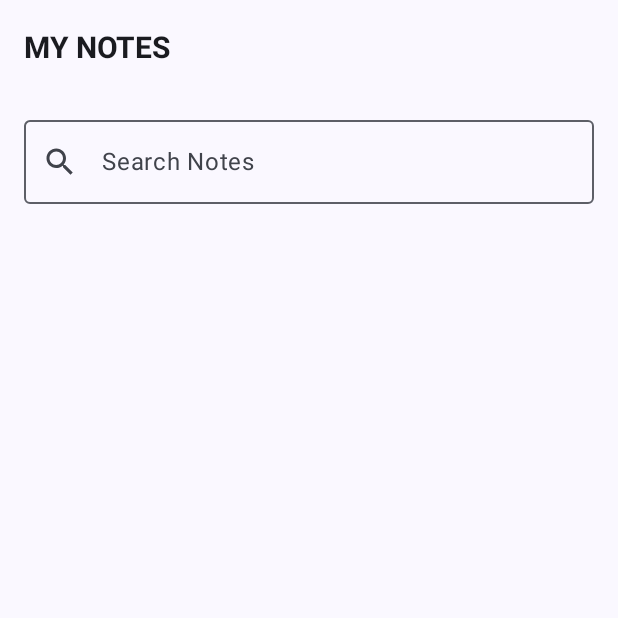
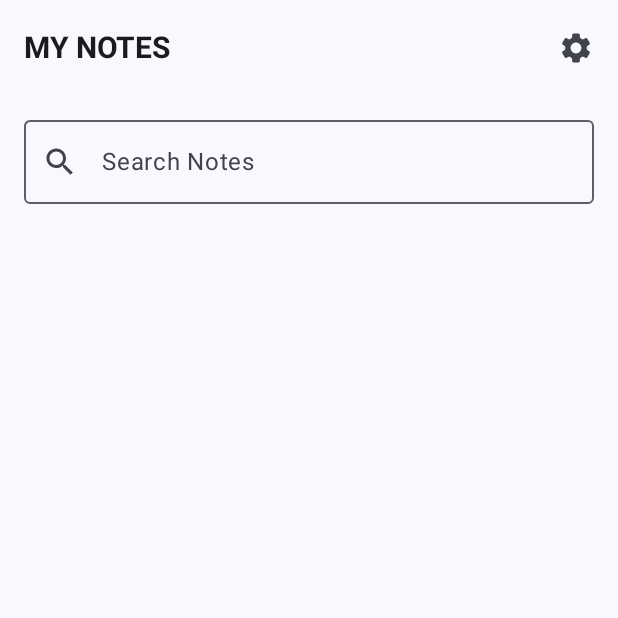
Before and after one commit to badal-pundir/NoteTalk-Android, an Android app built with Jetpack Compose: the screen it shows after launch (MainActivity), on a phone screen of 412 x 824 dp, the top half of it. Run offline under Robolectric (Android 15) with nearby library versions, the phone set to English and light mode, and no system bars; our stand-ins replace Dagger/Hilt's generated code, Room's generated code.

Commit message:
feat: Add settings screen and dynamic theme

```diff
--- a/app/build.gradle.kts
+++ b/app/build.gradle.kts
@@ -84,4 +84,7 @@ dependencies {
 
     // Hilt integration for Jetpack Compose Navigation
     implementation("androidx.hilt:hilt-navigation-compose:1.2.0")
+
+    // Jetpack DataStore for saving preferences
+    implementation("androidx.datastore:datastore-preferences:1.1.1")
 }
--- a/app/src/main/java/com/example/notetalk/MainActivity.kt
+++ b/app/src/main/java/com/example/notetalk/MainActivity.kt
@@ -6,6 +6,7 @@ import androidx.activity.compose.setContent
 import androidx.activity.enableEdgeToEdge
 import androidx.compose.foundation.clickable
 import androidx.compose.foundation.interaction.MutableInteractionSource
+import androidx.compose.foundation.isSystemInDarkTheme
 import androidx.compose.foundation.layout.Arrangement
 import androidx.compose.foundation.layout.Column
 import androidx.compose.foundation.layout.PaddingValues
@@ -20,6 +21,7 @@ import androidx.compose.material.icons.filled.Add
 import androidx.compose.material.icons.filled.Delete
 import androidx.compose.material.icons.filled.Edit
 import androidx.compose.material.icons.filled.Search
+import androidx.compose.material.icons.filled.Settings
 import androidx.compose.material3.Card
 import androidx.compose.material3.CardDefaults
 import androidx.compose.material3.ExperimentalMaterial3Api
@@ -48,10 +50,13 @@ import androidx.navigation.compose.NavHost
 import androidx.navigation.compose.composable
 import androidx.navigation.compose.rememberNavController
 import com.example.notetalk.data.Note
+import com.example.notetalk.data.Theme
 import com.example.notetalk.ui.AddEditNote
 import com.example.notetalk.ui.DeleteConfirmationAlertDialog
+import com.example.notetalk.ui.MainViewModel
 import com.example.notetalk.ui.NoteDetail
 import com.example.notetalk.ui.NoteViewModel
+import com.example.notetalk.ui.SettingsScreen
 import com.example.notetalk.ui.theme.NoteTalkTheme
 import dagger.hilt.android.AndroidEntryPoint
 import java.text.SimpleDateFormat
@@ -74,8 +79,18 @@ class MainActivity : ComponentActivity() {
         val viewModel: NoteViewModel by viewModels {
             NoteViewModelFactory(repository)
         }*/
-        setContent {
-            NoteTalkTheme {
+         setContent {
+
+             val mainViewModel: MainViewModel = hiltViewModel()
+             val currentTheme by mainViewModel.theme.collectAsStateWithLifecycle(initialValue = Theme.SYSTEM)
+
+             NoteTalkTheme(
+                 darkTheme = when (currentTheme) {
+                     Theme.LIGHT -> false
+                     Theme.DARK -> true
+                     else -> isSystemInDarkTheme()
+                 }
+             ) {
                 NotesApp()
             }
         }
@@ -86,6 +101,7 @@ class MainActivity : ComponentActivity() {
 fun NotesApp() {
 
     val navController = rememberNavController()
+
     NavHost(
         navController = navController,
         startDestination = "notesList") {
@@ -116,6 +132,10 @@ fun NotesApp() {
                 noteId = noteId
             )
         }
+
+        composable("settings") {
+            SettingsScreen(navController = navController)
+        }
     }
 }
 
@@ -133,10 +153,16 @@ fun NotesListScreen(viewModel: NoteViewModel, navController: NavHostController)
     }
 
     val focusManager = LocalFocusManager.current
+
     Scaffold(
         topBar = { TopAppBar(
             title = {
                 Text("MY NOTES", fontWeight = FontWeight.Bold, fontSize = 20.sp)
+            },
+            actions = {
+                IconButton(onClick = { navController.navigate("settings")}) {
+                    Icon(Icons.Default.Settings, contentDescription = "Settings")
+                }
             }
         )
                  },
--- /dev/null
+++ b/app/src/main/java/com/example/notetalk/data/SettingsManager.kt
@@ -0,0 +1,31 @@
+package com.example.notetalk.data
+
+import android.content.Context
+import androidx.datastore.core.DataStore
+import androidx.datastore.preferences.core.Preferences
+import androidx.datastore.preferences.core.edit
+import androidx.datastore.preferences.core.stringPreferencesKey
+import androidx.datastore.preferences.preferencesDataStore
+import dagger.hilt.android.qualifiers.ApplicationContext
+import kotlinx.coroutines.flow.map
+import javax.inject.Inject
+import javax.inject.Singleton
+
+// DataStore instance
+private val Context.dataStore: DataStore<Preferences> by preferencesDataStore(name = "settings")
+@Singleton
+class SettingsManager @Inject constructor(@ApplicationContext private val context: Context) {
+
+    private val themeKey = stringPreferencesKey("theme_preference")
+
+    val themeFlow = context.dataStore.data.map { preferences ->
+        val themeName = preferences[themeKey] ?: Theme.SYSTEM.name
+        Theme.valueOf(themeName)
+    }
+
+    suspend fun setTheme(theme: Theme) {
+    context.dataStore.edit { preferences ->
+        preferences[themeKey] = theme.name
+    }
+    }
+}
--- /dev/null
+++ b/app/src/main/java/com/example/notetalk/data/Theme.kt
@@ -0,0 +1,5 @@
+package com.example.notetalk.data
+
+enum class Theme {
+    LIGHT, DARK, SYSTEM
+}
--- /dev/null
+++ b/app/src/main/java/com/example/notetalk/ui/MainViewModel.kt
@@ -0,0 +1,14 @@
+package com.example.notetalk.ui
+
+import androidx.lifecycle.ViewModel
+import com.example.notetalk.data.SettingsManager
+import dagger.hilt.android.lifecycle.HiltViewModel
+import javax.inject.Inject
+
+
+@HiltViewModel
+class MainViewModel @Inject constructor(
+    settingsManager: SettingsManager,
+) : ViewModel(){
+    val theme = settingsManager.themeFlow
+}
--- a/app/src/main/java/com/example/notetalk/ui/NoteViewModel.kt
+++ b/app/src/main/java/com/example/notetalk/ui/NoteViewModel.kt
@@ -23,13 +23,6 @@ class NoteViewModel @Inject constructor(private val noteRepository: INoteReposit
     private val _searchQuery = MutableStateFlow("")
     val searchQuery:StateFlow<String> = _searchQuery.asStateFlow()
 
-
-   /* val allNotes: StateFlow<List<Note>> = noteDao.getAllNotes()
-        .stateIn(
-            scope = viewModelScope,
-            started = SharingStarted.WhileSubscribed(5_000),
-            initialValue = emptyList()
-        )*/
    @OptIn(ExperimentalCoroutinesApi::class)
    val notes: StateFlow<List<Note>> = _searchQuery
        .flatMapLatest { query ->
@@ -49,30 +42,6 @@ class NoteViewModel @Inject constructor(private val noteRepository: INoteReposit
       Flow<T> + collectAsStateWithLifecycle() for on-demand data (getNote(id))
      */
     fun getNote(id: Int): Flow<Note?> = noteRepository.getNote(id)
-        /*.stateIn(
-            scope = viewModelScope,
-            started = SharingStarted.WhileSubscribed(5000L),
-            initialValue = null
-        )*/
-    /*
-    fun getNote(id: Int): StateFlow<Note?> = noteDao.getNoteById(id)
-        .stateIn(
-            scope = viewModelScope,
-            started = SharingStarted.WhileSubscribed(5000L),
-            initialValue = null
-        )
-     */
-    /*fun addNote(note: Note) {
-        viewModelScope.launch {
-            noteDao.insertNote(note)
-        }
-    }
-
-    fun deleteNote(note: Note) {
-        viewModelScope.launch {
-            noteDao.deleteNote(note)
-        }
-    }*/
 
     fun addNote(note: Note) {
         viewModelScope.launch {
@@ -91,14 +60,3 @@ class NoteViewModel @Inject constructor(private val noteRepository: INoteReposit
         _searchQuery.value = query
     }
 }
-/*
-
-class NoteViewModelFactory(private val noteRepository: NoteRepository) : ViewModelProvider.Factory {
-    override fun <T : ViewModel> create(modelClass: Class<T>): T {
-        if (modelClass.isAssignableFrom(NoteViewModel::class.java)) {
-            @Suppress("UNCHECKED_CAST")
-            return NoteViewModel(noteRepository) as T
-        }
-        throw IllegalArgumentException("Unknown ViewModel class")
-    }
-}*/
```
Also changed, not shown: app/src/main/java/com/example/notetalk/ui/SettingsScreen.kt (added, +111 -0 lines), app/src/main/java/com/example/notetalk/ui/SettingsViewModel.kt (added, +23 -0 lines).
